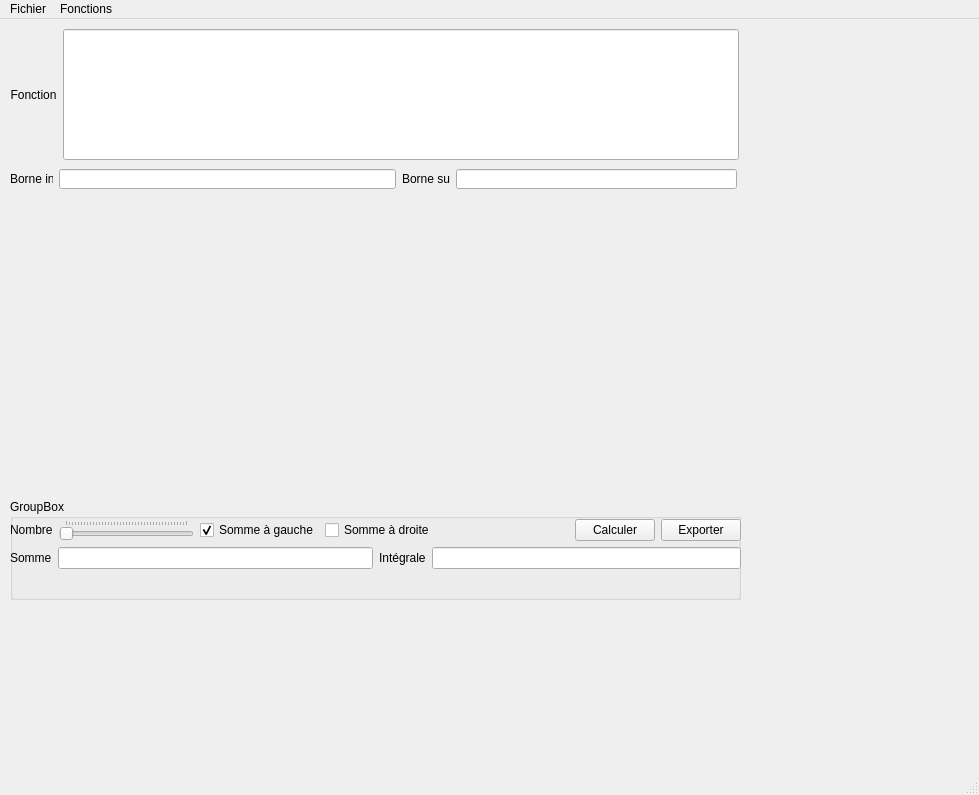
Qt form ui/fenêtre_principale.ui (SimonCooper235/TP2-Session-3) before a commit.
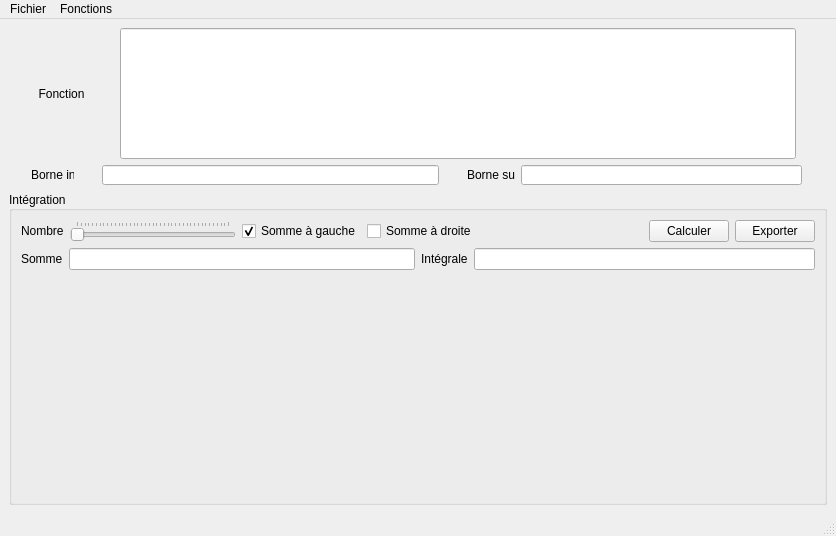
The same form after that commit.

```diff
--- a/ui/fenêtre_principale.ui
+++ b/ui/fenêtre_principale.ui
@@ -6,23 +6,64 @@
    <rect>
     <x>0</x>
     <y>0</y>
-    <width>979</width>
-    <height>795</height>
+    <width>836</width>
+    <height>536</height>
    </rect>
   </property>
   <property name="windowTitle">
    <string>MainWindow</string>
   </property>
   <widget class="QWidget" name="centralwidget">
-   <widget class="QWidget" name="horizontalLayoutWidget">
-    <property name="geometry">
-     <rect>
-      <x>10</x>
-      <y>150</y>
-      <width>731</width>
-      <height>24</height>
-     </rect>
-    </property>
+   <layout class="QVBoxLayout" name="verticalLayout_3">
+    <item>
+     <layout class="QHBoxLayout" name="horizontalLayout_5">
+      <property name="sizeConstraint">
+       <enum>QLayout::SetMaximumSize</enum>
+      </property>
+      <item>
+       <widget class="QLabel" name="label">
+        <property name="minimumSize">
+         <size>
+          <width>47</width>
+          <height>131</height>
+         </size>
+        </property>
+        <property name="maximumSize">
+         <size>
+          <width>47</width>
+          <height>131</height>
+         </size>
+        </property>
+        <property name="text">
+         <string>Fonction</string>
+        </property>
+        <property name="alignment">
+         <set>Qt::AlignCenter</set>
+        </property>
+       </widget>
+      </item>
+      <item>
+       <widget class="QLineEdit" name="fonctionLineEdit">
+        <property name="minimumSize">
+         <size>
+          <width>676</width>
+          <height>131</height>
+         </size>
+        </property>
+        <property name="maximumSize">
+         <size>
+          <width>676</width>
+          <height>131</height>
+         </size>
+        </property>
+        <property name="frame">
+         <bool>true</bool>
+        </property>
+       </widget>
+      </item>
+     </layout>
+    </item>
+    <item>
     <layout class="QHBoxLayout" name="horizontalLayout">
      <property name="sizeConstraint">
       <enum>QLayout::SetMaximumSize</enum>
@@ -78,95 +119,20 @@
       </layout>
      </item>
     </layout>
-   </widget>
-   <widget class="QWidget" name="formLayoutWidget">
-    <property name="geometry">
-     <rect>
-      <x>10</x>
-      <y>10</y>
-      <width>731</width>
-      <height>133</height>
-     </rect>
-    </property>
-    <layout class="QHBoxLayout" name="horizontalLayout_5">
-     <property name="sizeConstraint">
-      <enum>QLayout::SetMaximumSize</enum>
-     </property>
-     <item>
-      <widget class="QLabel" name="label">
-       <property name="minimumSize">
-        <size>
-         <width>47</width>
-         <height>131</height>
-        </size>
-       </property>
-       <property name="maximumSize">
-        <size>
-         <width>47</width>
-         <height>131</height>
-        </size>
-       </property>
-       <property name="text">
-        <string>Fonction</string>
-       </property>
-       <property name="alignment">
-        <set>Qt::AlignCenter</set>
-       </property>
-      </widget>
      </item>
      <item>
-      <widget class="QLineEdit" name="fonctionLineEdit">
-       <property name="minimumSize">
-        <size>
-         <width>676</width>
-         <height>131</height>
-        </size>
-       </property>
-       <property name="maximumSize">
-        <size>
-         <width>676</width>
-         <height>131</height>
-        </size>
-       </property>
-       <property name="frame">
-        <bool>true</bool>
-       </property>
-      </widget>
-     </item>
-    </layout>
-   </widget>
-   <widget class="QWidget" name="verticalLayoutWidget">
-    <property name="geometry">
-     <rect>
-      <x>10</x>
-      <y>180</y>
-      <width>731</width>
-      <height>291</height>
-     </rect>
-    </property>
     <layout class="QVBoxLayout" name="matplotlibVLayout"/>
-   </widget>
+    </item>
+    <item>
    <widget class="QGroupBox" name="groupBox_2">
-    <property name="geometry">
-     <rect>
-      <x>10</x>
-      <y>480</y>
-      <width>731</width>
-      <height>101</height>
-     </rect>
-    </property>
     <property name="title">
-     <string>GroupBox</string>
-    </property>
-    <widget class="QWidget" name="verticalLayoutWidget_2">
-     <property name="geometry">
-      <rect>
-       <x>0</x>
-       <y>20</y>
-       <width>731</width>
-       <height>81</height>
-      </rect>
-     </property>
+       <string>Intégration</string>
+      </property>
+      <property name="alignment">
+       <set>Qt::AlignLeading|Qt::AlignLeft|Qt::AlignVCenter</set>
+      </property>
+      <layout class="QVBoxLayout" name="verticalLayout_2">
+       <item>
      <layout class="QVBoxLayout" name="verticalLayout">
       <item>
        <layout class="QHBoxLayout" name="horizontalLayout_4">
@@ -179,6 +145,9 @@
         </item>
         <item>
          <widget class="QSlider" name="nombreHorizontalSlider">
+             <property name="minimum">
+              <number>1</number>
+             </property>
           <property name="maximum">
            <number>1000</number>
           </property>
@@ -298,15 +267,18 @@
        </layout>
       </item>
      </layout>
-    </widget>
-   </widget>
+       </item>
+      </layout>
+     </widget>
+    </item>
+   </layout>
   </widget>
   <widget class="QMenuBar" name="menubar">
    <property name="geometry">
     <rect>
      <x>0</x>
      <y>0</y>
-     <width>979</width>
+     <width>836</width>
      <height>21</height>
     </rect>
    </property>
```
Lines whose indentation alone changed are shown as unchanged.
